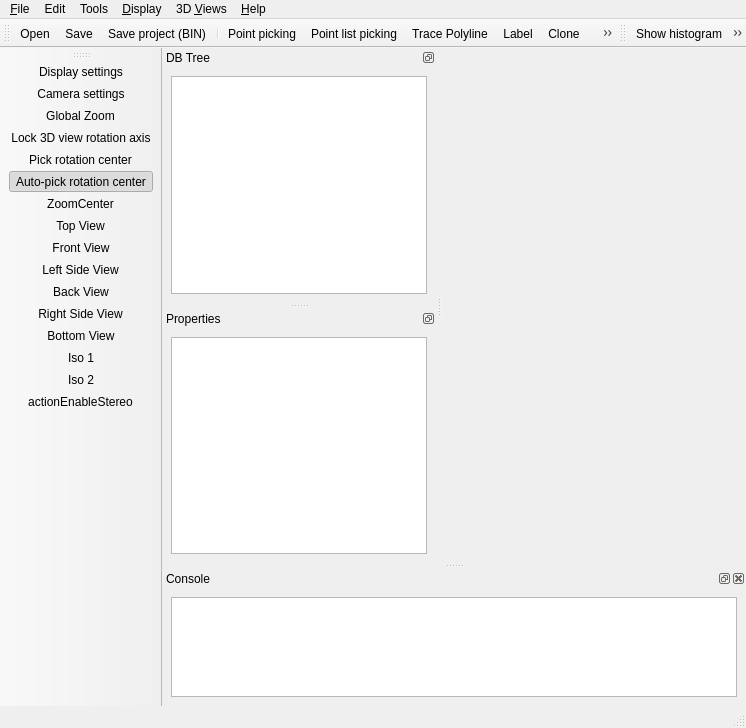
Qt form qCC/ui_templates/mainWindow.ui (ShineSea/CloudCompare) before a commit.
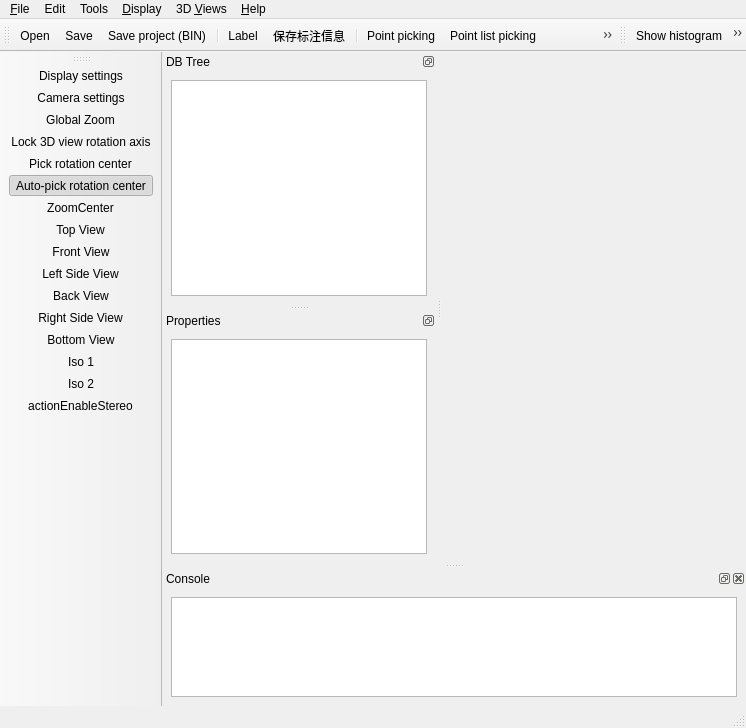
The same form after that commit. Icons and pictures are not drawn. Custom widgets are drawn as their Qt base class.

Commit message: 实现导出标注信息的功能

Patch:
```diff
--- a/qCC/ui_templates/mainWindow.ui
+++ b/qCC/ui_templates/mainWindow.ui
@@ -717,10 +717,12 @@
    <addaction name="actionSave"/>
    <addaction name="actionSaveProject"/>
    <addaction name="separator"/>
+   <addaction name="actionLabel"/>
+   <addaction name="actionSaveLabelInfo"/>
+   <addaction name="separator"/>
    <addaction name="actionPointPicking"/>
    <addaction name="actionPointListPicking"/>
    <addaction name="actionTracePolyline"/>
-   <addaction name="actionLabel"/>
    <addaction name="actionClone"/>
    <addaction name="actionMerge"/>
    <addaction name="actionDelete"/>
@@ -741,6 +743,7 @@
    <addaction name="actionTranslateRotate"/>
    <addaction name="actionCrossSection"/>
    <addaction name="actionExtractSections"/>
+   <addaction name="separator"/>
   </widget>
   <widget class="QToolBar" name="toolBarSFTools">
    <property name="windowTitle">
@@ -3329,6 +3332,18 @@
     <string>Label</string>
    </property>
   </action>
+  <action name="actionSaveLabelInfo">
+   <property name="icon">
+    <iconset resource="../icons.qrc">
+     <normaloff>:/CC/images/saveLabelInfo.png</normaloff>:/CC/images/saveLabelInfo.png</iconset>
+   </property>
+   <property name="text">
+    <string>保存标注信息</string>
+   </property>
+   <property name="toolTip">
+    <string>保存标注信息</string>
+   </property>
+  </action>
  </widget>
  <customwidgets>
   <customwidget>
```
The commit also changes 91 other files.
